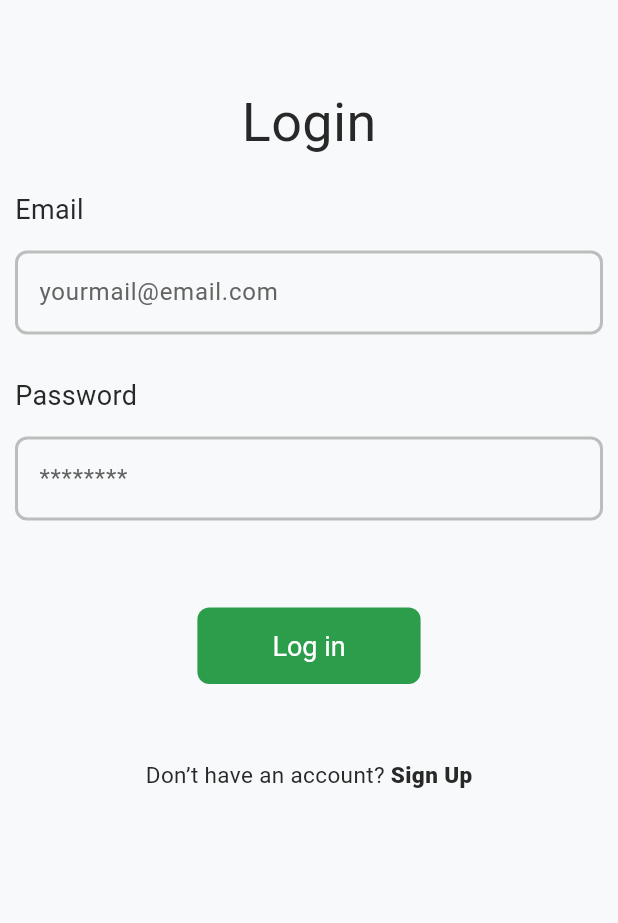
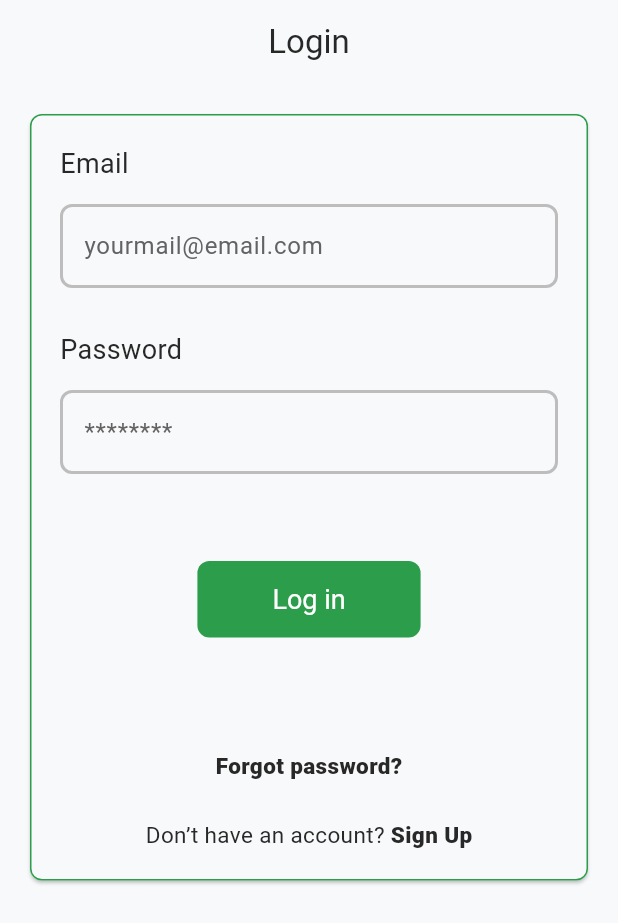
Before and after one commit to dushaDev/NSBMFindX, a Flutter app: the screen it shows after launch, on a phone screen of 412 x 824 dp. Shown: the top 923 px of the screen. Run offline on Flutter 3.47's test engine with Material 3 defaults, Android fonts, the phone set to English and light mode, and no system bars; our stand-ins replace cloud_firestore, firebase_auth, firebase_core, flutter_dotenv, flutter_spinkit, google_fonts; accounts and stored records are empty.

Commit message:
fix:new interface updated

```diff
--- a/lib/login.dart
+++ b/lib/login.dart
@@ -24,17 +24,27 @@ class _LoginState extends State<Login> {
     AuthService authService = AuthService();
 
     return Scaffold(
-      appBar: AppBar(),
+      appBar: AppBar(
+        title: const Text('Login'),
+        centerTitle: true,
+      ),
       body: Stack(children: [
         SingleChildScrollView(
+          child: Card(
+            margin: EdgeInsets.all(20.0),
+            shape: RoundedRectangleBorder(
+              side: BorderSide(
+                  color: Theme.of(context).colorScheme.primary, width: 1.0),
+              borderRadius: BorderRadius.circular(8.0),
+            ),
             child: Padding(
-            padding: const EdgeInsets.symmetric(horizontal: 10.0),
+              padding: const EdgeInsets.symmetric(horizontal: 20.0),
               child: Form(
                 key: _formKey,
                 child: Column(
                   crossAxisAlignment: CrossAxisAlignment.center,
                   children: [
-                  _buildHeadline('Login'),
+                    //_buildHeadline('Login'),
                     Column(
                       crossAxisAlignment: CrossAxisAlignment.start,
                       children: [
@@ -81,10 +91,8 @@ class _LoginState extends State<Login> {
                       ],
                     ),
                     Padding(
-                    padding: const EdgeInsets.all(50.0),
-                    child: Column(
-                      children: [
-                        FilledButton(
+                      padding: const EdgeInsets.only(top: 50.0,bottom: 70.0),
+                      child: FilledButton(
                         onPressed: () {
                           if (_formKey.currentState?.validate() == true) {
                             setState(() {
@@ -119,11 +127,25 @@ class _LoginState extends State<Login> {
                               bottom: 15.0),
                         ),
                         child: const Text("Log in"),
-                        )
-                      ],
                       ),
                     ),
-                  Row(
+                    Padding(
+                      padding: const EdgeInsets.all(5.0),
+                      child: InkWell(
+                          onTap: () {
+                           showToast('Coming soon, Please contact the administrator');
+                          },
+                          child: Text(
+                            "Forgot password?",
+                            style: TextStyle(
+                                color: Theme.of(context).colorScheme.onSurface,
+                                fontSize: 15.0,
+                                fontWeight: FontWeight.w800),
+                          )),
+                    ),
+                    Padding(
+                      padding: const EdgeInsets.all(20.0),
+                      child: Row(
                         mainAxisAlignment: MainAxisAlignment.center,
                         children: [
                           Text(
@@ -148,7 +170,9 @@ class _LoginState extends State<Login> {
                               ))
                         ],
                       ),
+                    ),
                   ],
+                ),
               ),
             ),
           ),
@@ -203,7 +227,7 @@ class _LoginState extends State<Login> {
       text,
       style: TextStyle(
           color: Theme.of(context).colorScheme.onSurface,
-          fontSize: 36.0,
+          fontSize: 24.0,
           fontWeight: FontWeight.normal),
     );
   }
```
Lines whose indentation alone changed are shown as unchanged.
